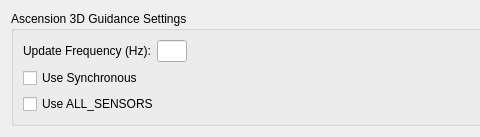
This is GUI/Qt/Ascension3DGTrackerSettingsWidget.ui in mfoste/NDIAPI as Qt 5 draws it before an edit; both pictures show x 0 to 480 and y 0 to 137 of the 821 by 137 pixel window. The edited form follows.
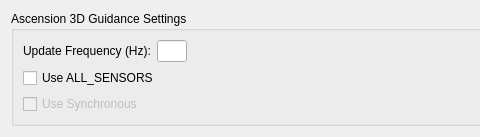
This is the edited form.

```diff
--- a/GUI/Qt/Ascension3DGTrackerSettingsWidget.ui
+++ b/GUI/Qt/Ascension3DGTrackerSettingsWidget.ui
@@ -54,16 +54,19 @@
              </layout>
             </item>
             <item>
-             <widget class="QCheckBox" name="useSynchronousAscension3DGCheckBox">
+             <widget class="QCheckBox" name="useAllSensorsAscension3DGCheckBox">
               <property name="text">
-               <string>Use Synchronous</string>
+               <string>Use ALL_SENSORS</string>
               </property>
              </widget>
             </item>
             <item>
-             <widget class="QCheckBox" name="useAllSensorsAscension3DGCheckBox">
+             <widget class="QCheckBox" name="useSynchronousAscension3DGCheckBox">
+              <property name="enabled">
+               <bool>false</bool>
+              </property>
               <property name="text">
-               <string>Use ALL_SENSORS</string>
+               <string>Use Synchronous</string>
               </property>
              </widget>
             </item>
```
